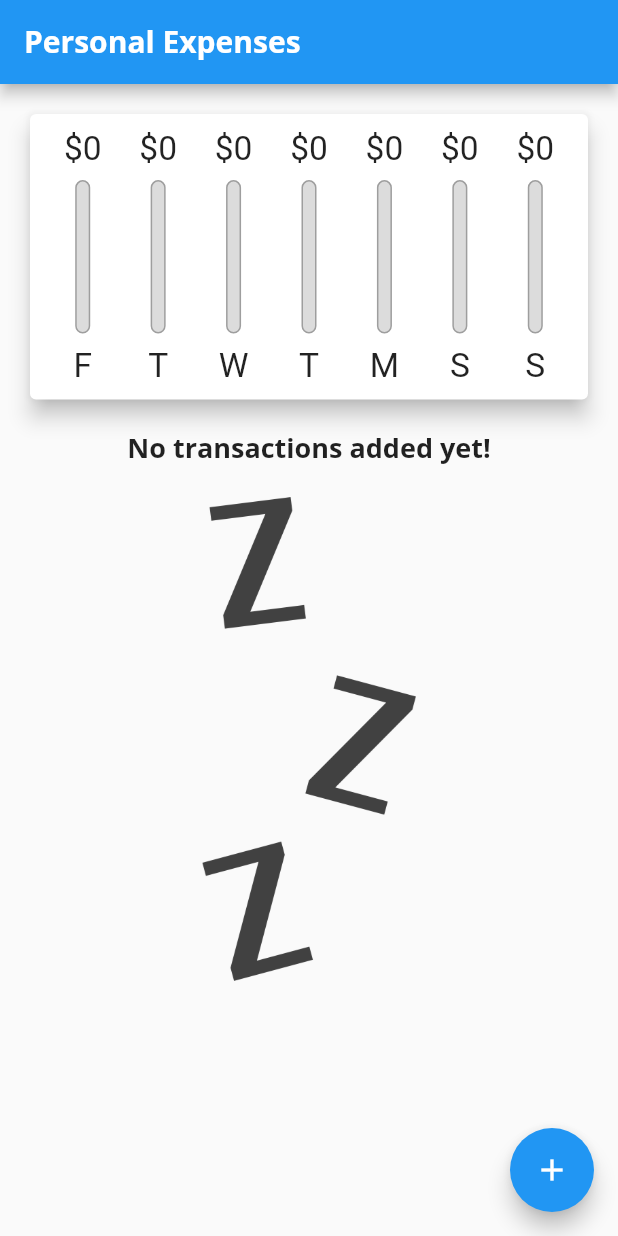
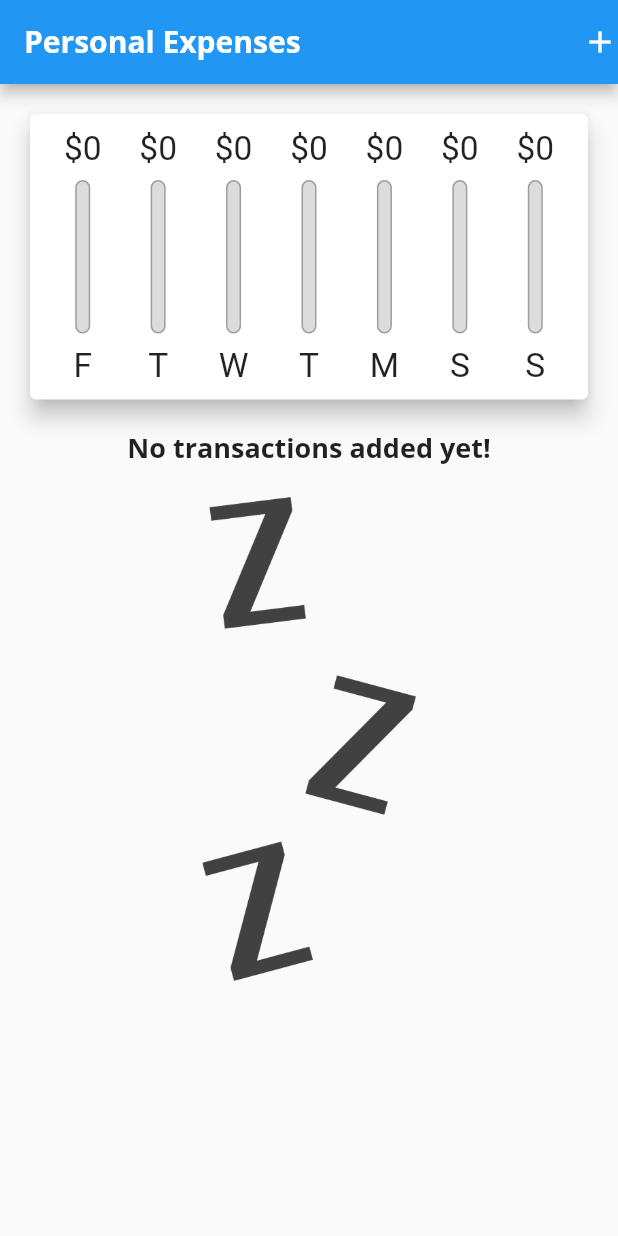
Before and after one commit to vladislavkovaliov/personal-expenses-app, a Flutter app: the screen it shows after launch, on a phone screen of 412 x 824 dp. Run offline on Flutter 3.47's test engine with Material 2 defaults, Android fonts, the phone set to English and light mode, and no system bars.

Commit message:
removes floatiang button because it is not for IOS

```diff
--- a/lib/main.dart
+++ b/lib/main.dart
@@ -123,6 +123,12 @@ class _MyHomePageState extends State<MyHomePage> {
       title: Text(
         widget.title,
       ),
+      actions: [
+        GestureDetector(
+          child: Icon(Icons.add),
+          onTap: () => startNewTransaction(context),
+        ),
+      ],
     );
     final mediaQuery = MediaQuery.of(context);
 
@@ -149,12 +155,6 @@ class _MyHomePageState extends State<MyHomePage> {
           ],
         ),
       ),
-      floatingActionButton: FloatingActionButton(
-        onPressed: () => startNewTransaction(context),
-        child: const Icon(
-          Icons.add,
-        ),
-      ),
     );
   }
 }
```
